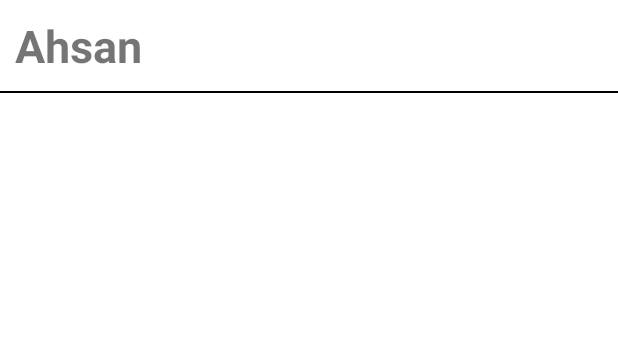
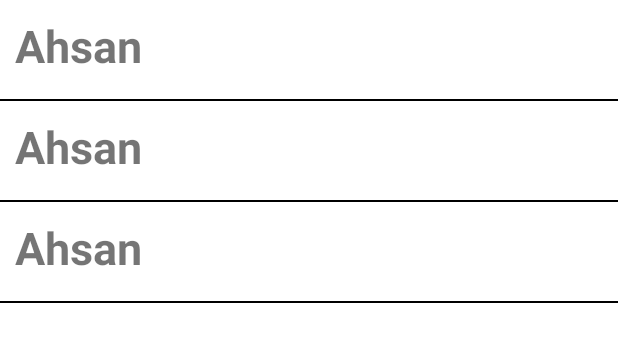
Before and after one commit to m-ahsan1/chat-app-using-firebase, an Android app: the layout activity_main.xml on its own in the app's theme, with its tools: preview values and no code run, on a phone screen of 412 x 824 dp. Shown: the top 342 px of the screen. Run offline under Robolectric (Android 15) with nearby library versions, the phone set to English and light mode, and no system bars.

Commit message:
Fixed chat and contact screens

```diff
--- a/app/src/main/java/com/example/myapplication/Login.kt
+++ b/app/src/main/java/com/example/myapplication/Login.kt
@@ -52,7 +52,7 @@ class Login : AppCompatActivity() {
             .addOnCompleteListener(this) { task ->
                 if (task.isSuccessful) {
                     // Sign in success, update UI with the signed-in user's information
-                    val intent = Intent (this@Login, MainActivity::class.java)
+                    val intent = Intent(this@Login, MainActivity::class.java)
                     finish()
                     startActivity(intent)
                 } else {
--- a/app/src/main/java/com/example/myapplication/MainActivity.kt
+++ b/app/src/main/java/com/example/myapplication/MainActivity.kt
@@ -21,6 +21,7 @@ class MainActivity : AppCompatActivity() {
 
     override fun onCreate(savedInstanceState: Bundle?) {
         super.onCreate(savedInstanceState)
+        setContentView(R.layout.activity_main)
         mAuth = FirebaseAuth.getInstance()
         mDbRef = FirebaseDatabase.getInstance().getReference()
 
--- a/app/src/main/java/com/example/myapplication/User.kt
+++ b/app/src/main/java/com/example/myapplication/User.kt
@@ -1,7 +1,9 @@
 package com.example.myapplication
 
 class User {
+    constructor(){
 
+    }
 
     constructor(name: String?, email: String?, uid: String?) {
         this.name = name
--- a/app/src/main/res/layout/activity_chat.xml
+++ b/app/src/main/res/layout/activity_chat.xml
@@ -9,8 +9,10 @@
 
     <androidx.recyclerview.widget.RecyclerView
         android:id="@+id/chatRecyclerView"
+        android:layout_above="@+id/linearLayout"
+        android:layout_alignParentTop="true"
         android:layout_width="match_parent"
-        android:layout_height="match_parent"
+        android:layout_height="wrap_content"
         />
 
     <LinearLayout
--- a/app/src/main/res/layout/activity_main.xml
+++ b/app/src/main/res/layout/activity_main.xml
@@ -11,10 +11,12 @@
         android:id="@+id/UserRecyclerView"
         android:layout_width="match_parent"
         android:layout_height="match_parent"
+        app:layoutManager="androidx.recyclerview.widget.LinearLayoutManager"
         app:layout_constraintBottom_toBottomOf="parent"
         app:layout_constraintEnd_toEndOf="parent"
+        app:layout_constraintHorizontal_bias="1.0"
         app:layout_constraintStart_toStartOf="parent"
         app:layout_constraintTop_toTopOf="parent"
-        tools:listitem="@layout/user_layout"
-        />
+        app:layout_constraintVertical_bias="0.0"
+        tools:listitem="@layout/user_layout" />
 </androidx.constraintlayout.widget.ConstraintLayout>
--- a/app/src/main/res/layout/receive_message_layout.xml
+++ b/app/src/main/res/layout/receive_message_layout.xml
@@ -1,7 +1,7 @@
 <?xml version="1.0" encoding="utf-8"?>
 <RelativeLayout xmlns:android="http://schemas.android.com/apk/res/android"
     android:layout_width="match_parent"
-    android:layout_height="match_parent">
+    android:layout_height="wrap_content">
 
     <RelativeLayout
         android:layout_width="wrap_content"
--- a/app/src/main/res/layout/send_message_layout.xml
+++ b/app/src/main/res/layout/send_message_layout.xml
@@ -1,14 +1,14 @@
 <?xml version="1.0" encoding="utf-8"?>
 <RelativeLayout xmlns:android="http://schemas.android.com/apk/res/android"
     android:layout_width="match_parent"
-    android:layout_height="match_parent">
+    android:layout_height="wrap_content">
 
     <RelativeLayout
         android:layout_width="wrap_content"
         android:layout_height="wrap_content"
         android:layout_alignParentRight="true"
         android:layout_marginRight="5dp"
-        android:layout_marginTop="10dp">
+        android:layout_marginTop="5dp">
         <TextView
             android:id="@+id/sent_msg"
             android:layout_width="wrap_content"
--- a/app/src/main/res/layout/user_layout.xml
+++ b/app/src/main/res/layout/user_layout.xml
@@ -1,14 +1,15 @@
 <?xml version="1.0" encoding="utf-8"?>
 <RelativeLayout xmlns:android="http://schemas.android.com/apk/res/android"
     android:layout_width="match_parent"
-    android:layout_height="match_parent">
+    android:layout_height="wrap_content">
 
     <TextView
+        android:layout_marginTop="5dp"
         android:id="@+id/txt_name"
         android:layout_width="wrap_content"
         android:layout_height="wrap_content"
         android:text="Ahsan"
-        android:textSize="30dp"
+        android:textSize="30sp"
         android:textStyle="bold"
         android:layout_margin="10dp"
 
@@ -16,6 +17,7 @@
 
     <View
         android:layout_below="@+id/txt_name"
+        android:layout_marginTop="5dp"
         android:layout_width="match_parent"
         android:layout_height="1dp"
         android:background="@color/black"
```
Also changed, not shown: app/src/main/java/com/example/myapplication/ChatActivity.kt (+25 -2 lines).
